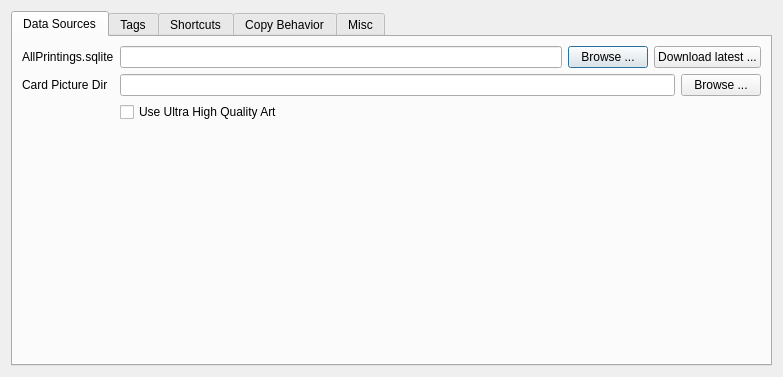
First picture: the form in mtgcards/optionsdialog.ui, repository stijnvermeir/mtgcards, before the edit.
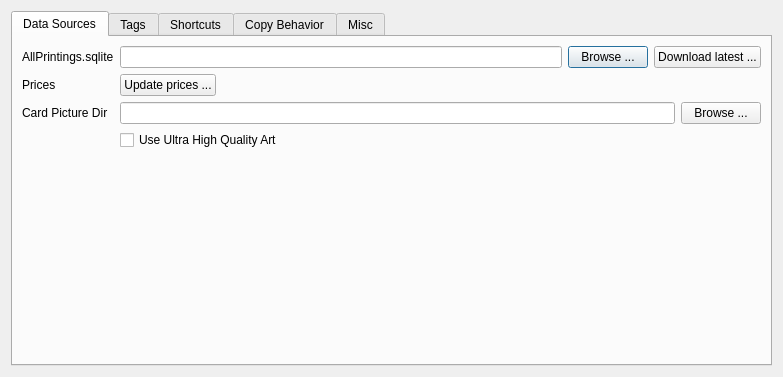
Second picture: the form after the edit. Icons and pictures are not drawn.

Commit message: JSON prices SAX parsing and progress dialog

What changed in the file:
```diff
--- a/mtgcards/optionsdialog.ui
+++ b/mtgcards/optionsdialog.ui
@@ -66,13 +66,20 @@
         </layout>
        </item>
        <item row="3" column="0">
+        <widget class="QLabel" name="label_4">
+         <property name="text">
+          <string>Prices</string>
+         </property>
+        </widget>
+       </item>
+       <item row="5" column="0">
         <widget class="QLabel" name="label_2">
          <property name="text">
           <string>Card Picture Dir</string>
          </property>
         </widget>
        </item>
-       <item row="3" column="1">
+       <item row="5" column="1">
         <layout class="QHBoxLayout" name="horizontalLayout_4">
          <item>
           <widget class="QLineEdit" name="cardPictureDirTxt">
@@ -90,7 +97,7 @@
          </item>
         </layout>
        </item>
-       <item row="4" column="1">
+       <item row="6" column="1">
         <widget class="QCheckBox" name="ultraHQArtChk">
          <property name="sizePolicy">
           <sizepolicy hsizetype="Expanding" vsizetype="Fixed">
@@ -103,6 +110,30 @@
          </property>
         </widget>
        </item>
+       <item row="3" column="1">
+        <layout class="QHBoxLayout" name="horizontalLayout_6">
+         <item>
+          <widget class="QPushButton" name="updatePricesBtn">
+           <property name="text">
+            <string>Update prices ...</string>
+           </property>
+          </widget>
+         </item>
+         <item>
+          <spacer name="horizontalSpacer">
+           <property name="orientation">
+            <enum>Qt::Horizontal</enum>
+           </property>
+           <property name="sizeHint" stdset="0">
+            <size>
+             <width>40</width>
+             <height>20</height>
+            </size>
+           </property>
+          </spacer>
+         </item>
+        </layout>
+       </item>
       </layout>
      </widget>
      <widget class="QWidget" name="tagsTab">
```
The commit also changes 6 other files.
